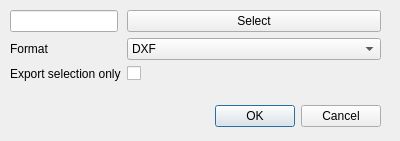
Qt form export_elementary_volume.ui (Oslandia/albion) before a commit.
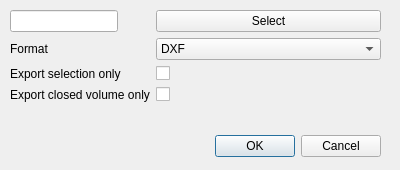
The same form after that commit.

```diff
--- a/export_elementary_volume.ui
+++ b/export_elementary_volume.ui
@@ -7,7 +7,7 @@
     <x>0</x>
     <y>0</y>
     <width>400</width>
-    <height>141</height>
+    <height>170</height>
    </rect>
   </property>
   <property name="windowTitle">
@@ -17,7 +17,7 @@
    <property name="geometry">
     <rect>
      <x>40</x>
-     <y>100</y>
+     <y>130</y>
      <width>341</width>
      <height>32</height>
     </rect>
@@ -35,10 +35,23 @@
      <x>10</x>
      <y>10</y>
      <width>371</width>
-     <height>81</height>
+     <height>109</height>
     </rect>
    </property>
    <layout class="QFormLayout" name="formLayout_2">
+    <property name="fieldGrowthPolicy">
+     <enum>QFormLayout::AllNonFixedFieldsGrow</enum>
+    </property>
+    <item row="1" column="0">
+     <widget class="QLineEdit" name="mOutputDir"/>
+    </item>
+    <item row="1" column="1">
+     <widget class="QPushButton" name="mSelect">
+      <property name="text">
+       <string>Select</string>
+      </property>
+     </widget>
+    </item>
     <item row="2" column="0">
      <widget class="QLabel" name="label_3">
       <property name="text">
@@ -74,13 +87,17 @@
       </property>
      </widget>
     </item>
-    <item row="1" column="0">
-     <widget class="QLineEdit" name="mOutputDir"/>
+    <item row="4" column="0">
+     <widget class="QLabel" name="label">
+      <property name="text">
+       <string>Export closed volume only</string>
+      </property>
+     </widget>
     </item>
-    <item row="1" column="1">
-     <widget class="QPushButton" name="mSelect">
+    <item row="4" column="1">
+     <widget class="QCheckBox" name="mClosedVolume">
       <property name="text">
-       <string>Select</string>
+       <string/>
       </property>
      </widget>
     </item>
```
